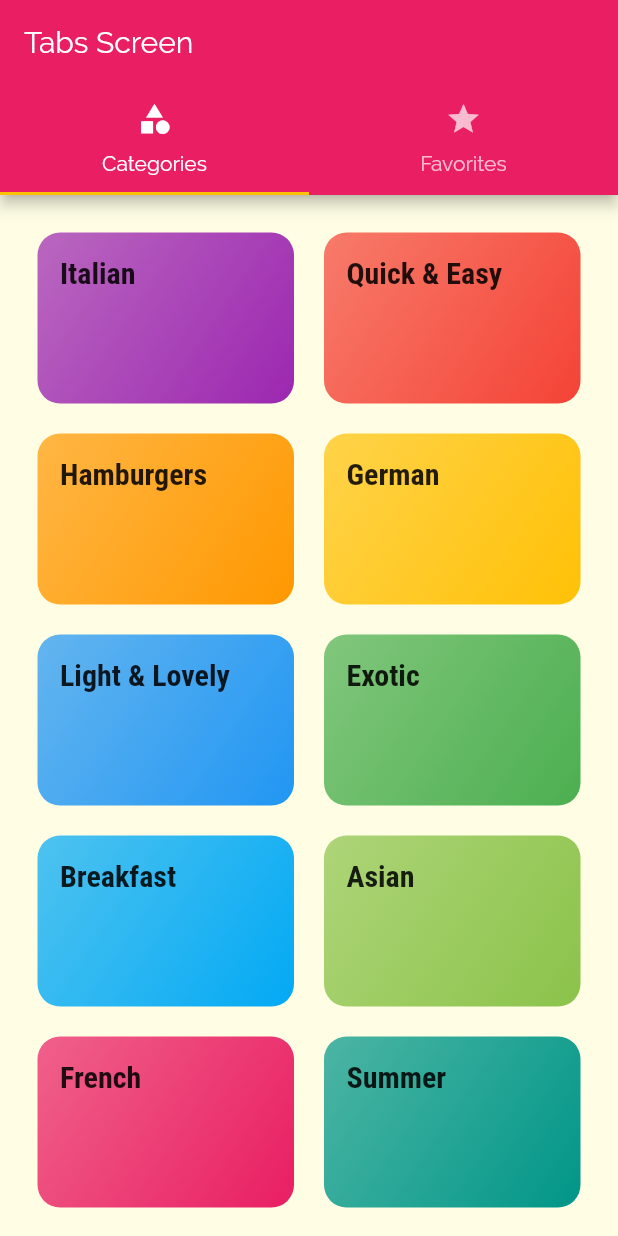
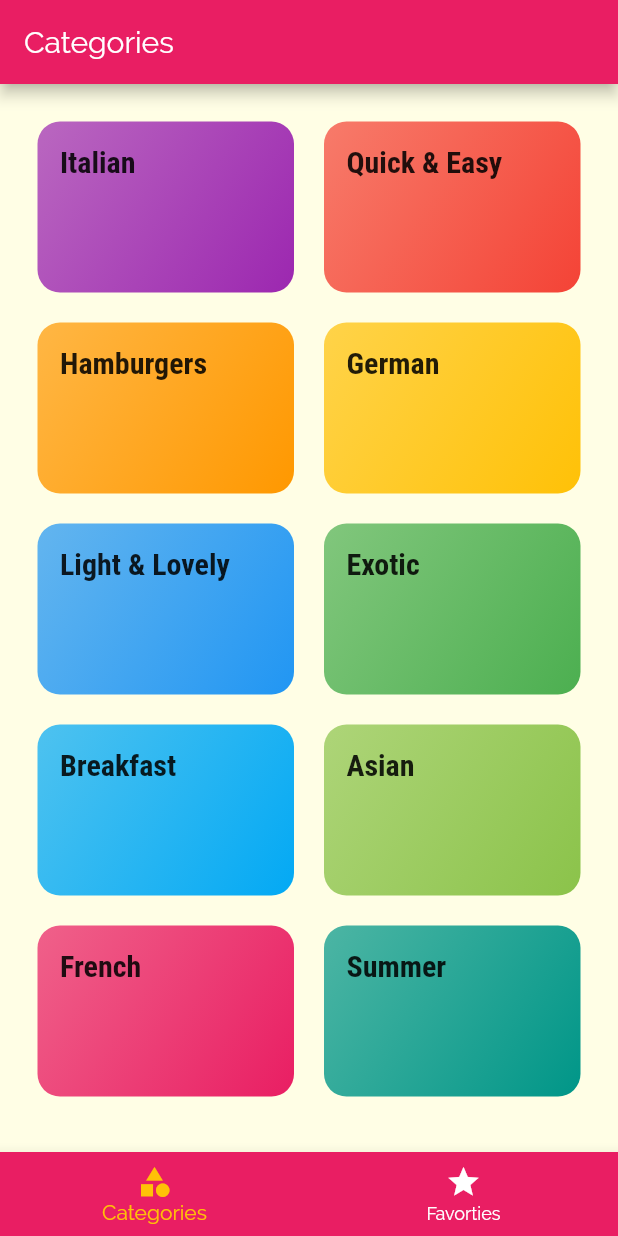
Before and after one commit to parikshitg/flutter_recipe_app, a Flutter app: the screen it shows after launch, on a phone screen of 412 x 824 dp. Run offline on Flutter 3.47's test engine with Material 2 defaults, Android fonts, the phone set to English and light mode, and no system bars.

```diff
--- a/lib/screens/tabs_screen.dart
+++ b/lib/screens/tabs_screen.dart
@@ -1,6 +1,6 @@
 import 'package:flutter/material.dart';
-import 'package:flutter_recipe_app/screens/favorites_screen.dart';
 
+import './favorites_screen.dart';
 import './categories_screen.dart';
 
 class TabsScreen extends StatefulWidget {
@@ -9,29 +9,51 @@ class TabsScreen extends StatefulWidget {
 }
 
 class _TabsScreenState extends State<TabsScreen> {
+  final List<Map<String, Object>> _pages = [
+    {'page': CategoriesScreen(), 'title': 'Categories'},
+    {'page': FavoritesScreen(), 'title': 'Your Favorites'},
+  ];
+
+  int _selectedPageIndex = 0;
+
+  void _selectPage(int index) {
+    setState(() {
+      _selectedPageIndex = index;
+    });
+  }
+
   @override
   Widget build(BuildContext context) {
-    return DefaultTabController(
-      length: 2,
-      child: Scaffold(
-        appBar: AppBar(
-          title: Text('Tabs Screen'),
-          bottom: TabBar(
-            tabs: <Widget>[
-              Tab(
-                icon: Icon(Icons.category),
-                text: 'Categories',
-              ),
-              Tab(
-                icon: Icon(Icons.star),
-                text: 'Favorites',
-              ),
-            ],
+    return Scaffold(
+      appBar: AppBar(
+        title: Text(
+          _pages[_selectedPageIndex]['title'],
+        ),
+      ),
+      body: _pages[_selectedPageIndex]['page'],
+      bottomNavigationBar: BottomNavigationBar(
+        onTap: _selectPage,
+        unselectedItemColor: Colors.white,
+        selectedItemColor: Theme.of(context).accentColor,
+        currentIndex: _selectedPageIndex,
+        //type: BottomNavigationBarType.shifting,
+        backgroundColor: Theme.of(context).primaryColor,
+        items: [
+          BottomNavigationBarItem(
+            backgroundColor: Theme.of(context).primaryColor,
+            icon: Icon(
+              Icons.category,
+            ),
+            title: Text('Categories'),
           ),
-        ),
-        body: TabBarView(children: <Widget>[
-          CategoriesScreen(), FavoritesScreen(),
-        ]),
+          BottomNavigationBarItem(
+            backgroundColor: Theme.of(context).primaryColor,
+            icon: Icon(
+              Icons.star,
+            ),
+            title: Text('Favorties'),
+          ),
+        ],
       ),
     );
   }
```
